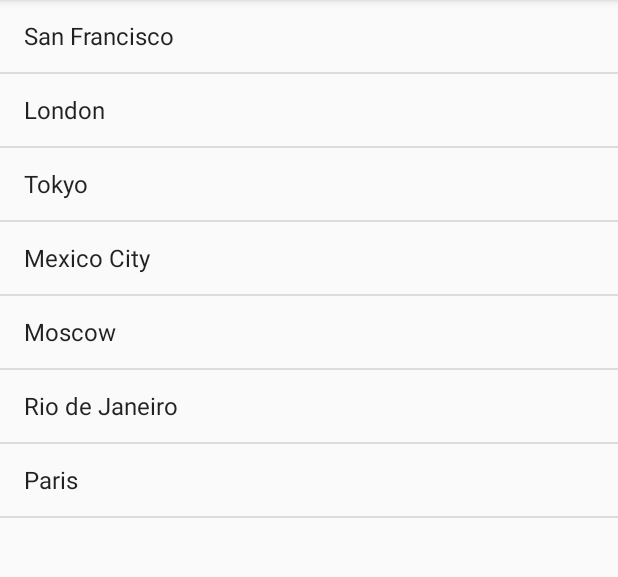
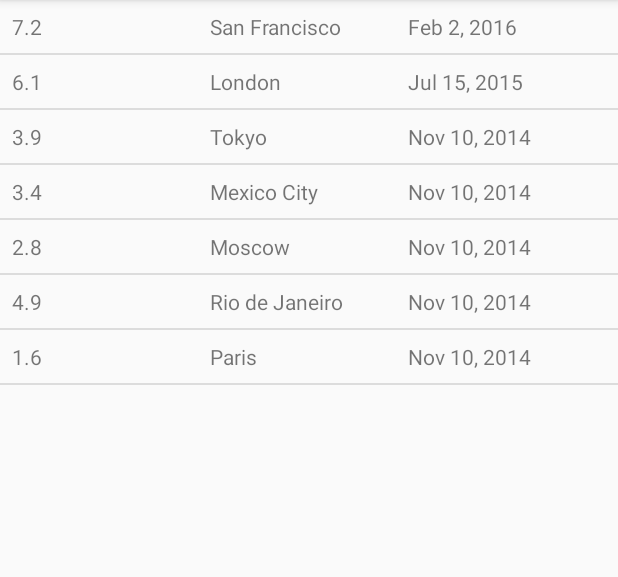
Before and after one commit to nadjayanna/QuakeReport-Udacity, an Android app: the screen it shows after launch (EarthquakeActivity), on a phone screen of 412 x 824 dp, the part 84-661 px from its top. Run offline under Robolectric (Android 15) with nearby library versions, the phone set to English and light mode, and no system bars.

Commit message:
Earthquake Class and Adapter

```diff
--- a/app/build.gradle
+++ b/app/build.gradle
@@ -1,13 +1,13 @@
 apply plugin: 'com.android.application'
 
 android {
-    compileSdkVersion 23
-    buildToolsVersion '25.0.0'
+    compileSdkVersion 25
+    buildToolsVersion '25.0.3'
 
     defaultConfig {
         applicationId "com.example.android.quakereport"
         minSdkVersion 15
-        targetSdkVersion 23
+        targetSdkVersion 25
         versionCode 1
         versionName "1.0"
     }
@@ -22,5 +22,5 @@ android {
 dependencies {
     compile fileTree(dir: 'libs', include: ['*.jar'])
     testCompile 'junit:junit:4.12'
-    compile 'com.android.support:appcompat-v7:23.3.0'
+    compile 'com.android.support:appcompat-v7:25.3.1'
 }
--- /dev/null
+++ b/app/src/main/java/com/example/android/quakereport/Earthquake.java
@@ -0,0 +1,32 @@
+package com.example.android.quakereport;
+
+import java.util.Date;
+
+/**
+ * Created by nadja on 25/08/2017.
+ */
+
+public class Earthquake {
+
+    private String mPlace;
+    private String mTime;
+    private String mMagnitude;
+
+    public Earthquake(String magnitude, String place, String time) {
+        this.mPlace = place;
+        this.mTime = time;
+        this.mMagnitude = magnitude;
+    }
+
+    public String getPlace() {
+        return mPlace;
+    }
+
+    public String getTime() {
+        return mTime;
+    }
+
+    public String getMagnitude() {
+        return mMagnitude;
+    }
+}
--- a/app/src/main/java/com/example/android/quakereport/EarthquakeActivity.java
+++ b/app/src/main/java/com/example/android/quakereport/EarthquakeActivity.java
@@ -32,21 +32,20 @@ public class EarthquakeActivity extends AppCompatActivity {
         setContentView(R.layout.earthquake_activity);
 
         // Create a fake list of earthquake locations.
-        ArrayList<String> earthquakes = new ArrayList<>();
-        earthquakes.add("San Francisco");
-        earthquakes.add("London");
-        earthquakes.add("Tokyo");
-        earthquakes.add("Mexico City");
-        earthquakes.add("Moscow");
-        earthquakes.add("Rio de Janeiro");
-        earthquakes.add("Paris");
+        final ArrayList<Earthquake> earthquakes = new ArrayList<>();
+        earthquakes.add(new Earthquake("7.2","San Francisco", "1454371200"));
+        earthquakes.add(new Earthquake("6.1","London","1436918400"));
+        earthquakes.add(new Earthquake("3.9","Tokyo", "1415577600"));
+        earthquakes.add(new Earthquake("3.4","Mexico City", "1415577600"));
+        earthquakes.add(new Earthquake("2.8","Moscow", "1415577600"));
+        earthquakes.add(new Earthquake("4.9","Rio de Janeiro", "1415577600"));
+        earthquakes.add(new Earthquake("1.6","Paris", "1415577600"));
 
         // Find a reference to the {@link ListView} in the layout
         ListView earthquakeListView = (ListView) findViewById(R.id.list);
 
-        // Create a new {@link ArrayAdapter} of earthquakes
-        ArrayAdapter<String> adapter = new ArrayAdapter<String>(
-                this, android.R.layout.simple_list_item_1, earthquakes);
+        // Create a new {@link EarthquakeAdapter} of earthquakes
+        EarthquakeAdapter adapter = new EarthquakeAdapter(this, earthquakes);
 
         // Set the adapter on the {@link ListView}
         // so the list can be populated in the user interface
--- /dev/null
+++ b/app/src/main/java/com/example/android/quakereport/EarthquakeAdapter.java
@@ -0,0 +1,81 @@
+package com.example.android.quakereport;
+
+import android.content.Context;
+import android.text.format.DateFormat;
+import android.view.LayoutInflater;
+import android.view.View;
+import android.view.ViewGroup;
+import android.widget.ArrayAdapter;
+import android.widget.TextView;
+
+import java.util.List;
+
+import static java.text.DateFormat.MEDIUM;
+
+/**
+ * Created by nadja on 25/08/2017.
+ */
+
+public class EarthquakeAdapter extends ArrayAdapter<Earthquake> {
+
+    /**
+     * The context is used to inflate the layout file, and the list is the data we want
+     * to populate into the lists.
+     *
+     * @param context The current context. Used to inflate the layout file.
+     * @param earthquakes   A List of Word objects to display in a list
+     */
+    public EarthquakeAdapter(Context context, List<Earthquake> earthquakes) {
+        super(context, 0, earthquakes);
+    }
+
+    /**
+     * Provides a view for an AdapterView (ListView, GridView, etc.)
+     *
+     * @param position    The position in the list of data that should be displayed in the
+     *                    list item view.
+     * @param convertView The recycled view to populate.
+     * @param parent      The parent ViewGroup that is used for inflation.
+     * @return The View for the position in the AdapterView.
+     */
+    @Override
+    public View getView(int position, View convertView, ViewGroup parent) {
+        // Check if the existing view is being reused, otherwise inflate the view
+        View listItemView = convertView;
+        if (listItemView == null) {
+            listItemView = LayoutInflater.from(getContext()).inflate(
+                    R.layout.list_item, parent, false);
+        }
+
+        // Get the {@link Earthquake} object located at this position in the list
+        Earthquake currentEarthquake = getItem(position);
+
+        // Find the TextView in the list_item.xml layout with the ID version_name
+        TextView magnitudeTextView = (TextView) listItemView.findViewById(R.id.magnitude_text_view);
+        // Get the magnitude from the current Earthquake object and
+        // set this text on the magnitude TextView
+        magnitudeTextView.setText(currentEarthquake.getMagnitude());
+
+        // Find the TextView in the list_item.xml layout with the ID version_number
+        TextView placeTextView = (TextView) listItemView.findViewById(R.id.place_text_view);
+        // Get the place from the current Earthquake object and
+        // set this text on the place TextView
+        placeTextView.setText(currentEarthquake.getPlace());
+
+        // Find the TextView in the list_item.xml layout with the ID version_number
+        TextView timeTextView = (TextView) listItemView.findViewById(R.id.time_text_view);
+
+        String longV = currentEarthquake.getTime();
+        long millisecond = Long.parseLong(longV)*1000;
+        // or you already have long value of date, use this instead of milliseconds variable.
+        String dateString = DateFormat.getMediumDateFormat(getContext()).format(millisecond);
+
+        // Get the time from the current Earthquake object and
+        // set this text on the time TextView
+        timeTextView.setText(dateString);
+
+        // Return the whole list item layout (containing 2 TextViews and an ImageView)
+        // so that it can be shown in the ListView
+        return listItemView;
+    }
+}
--- /dev/null
+++ b/app/src/main/res/layout/list_item.xml
@@ -0,0 +1,29 @@
+<?xml version="1.0" encoding="utf-8"?>
+<LinearLayout xmlns:android="http://schemas.android.com/apk/res/android"
+    android:id="@+id/list_item"
+    android:layout_width="match_parent"
+    android:layout_height="wrap_content"
+    android:orientation="horizontal"
+    android:padding="8dp">
+
+    <TextView
+        android:id="@+id/magnitude_text_view"
+        android:layout_width="0dp"
+        android:layout_height="wrap_content"
+        android:layout_weight="1"
+        android:text="TextView" />
+
+    <TextView
+        android:id="@+id/place_text_view"
+        android:layout_width="0dp"
+        android:layout_height="wrap_content"
+        android:layout_weight="1"
+        android:text="TextView" />
+
+    <TextView
+        android:id="@+id/time_text_view"
+        android:layout_width="0dp"
+        android:layout_height="wrap_content"
+        android:layout_weight="1"
+        android:text="TextView" />
+</LinearLayout>
```
